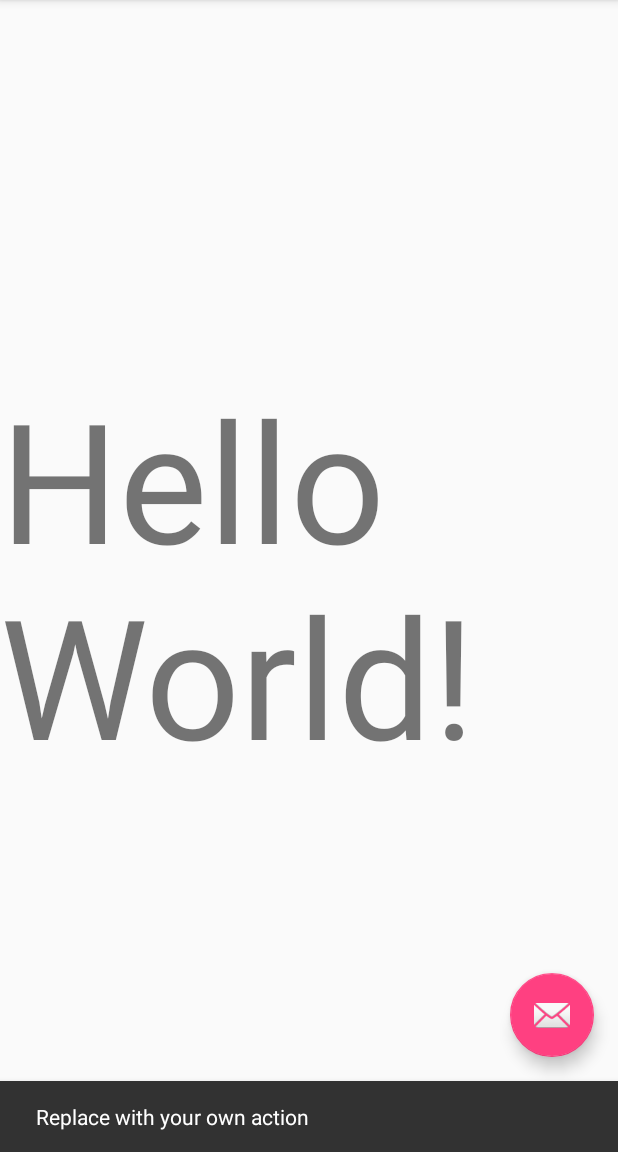
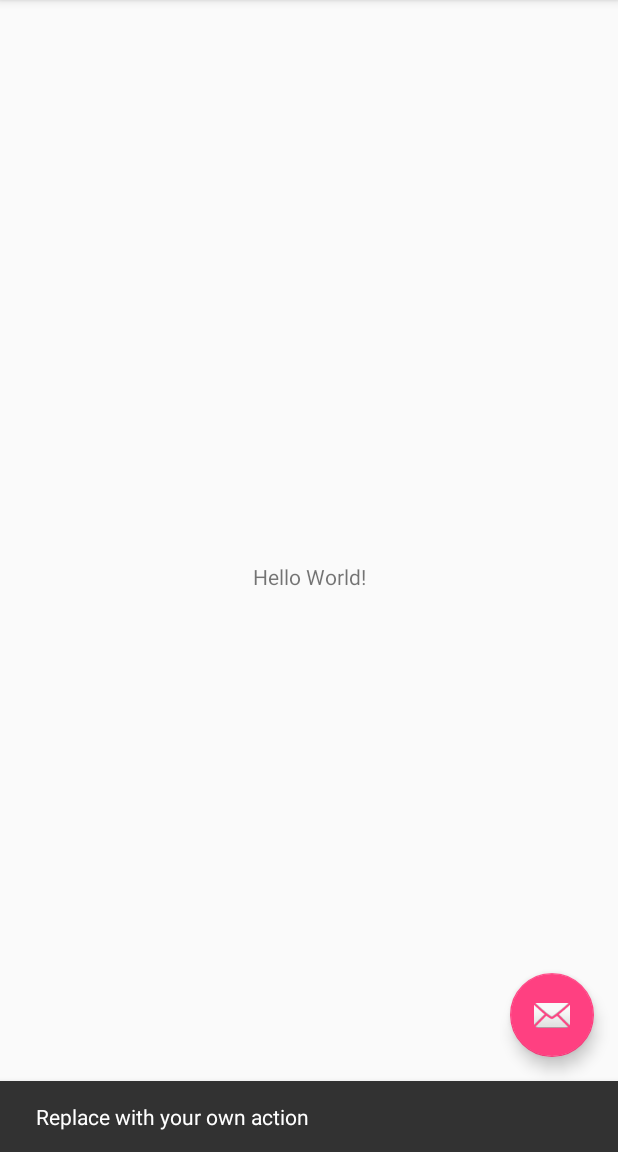
Before and after one commit to ptliu/TestProject, an Android app: the screen it shows after launch (MainActivity), after a tap on an icon or button, on a phone screen of 412 x 824 dp, the part 84-1236 px from its top. Run offline under Robolectric (Android 15) with nearby library versions, the phone set to English and light mode, and no system bars.

Commit message:
Revert "made text larger"
This reverts commit 7cc341a9f4f9efef27e378b27e8266701b5aea78.

```diff
--- a/app/src/main/res/layout/content_main.xml
+++ b/app/src/main/res/layout/content_main.xml
@@ -12,7 +12,6 @@
         android:layout_width="wrap_content"
         android:layout_height="wrap_content"
         android:text="Hello World!"
-        android:textSize="50pt"
         app:layout_constraintBottom_toBottomOf="parent"
         app:layout_constraintLeft_toLeftOf="parent"
         app:layout_constraintRight_toRightOf="parent"
```
